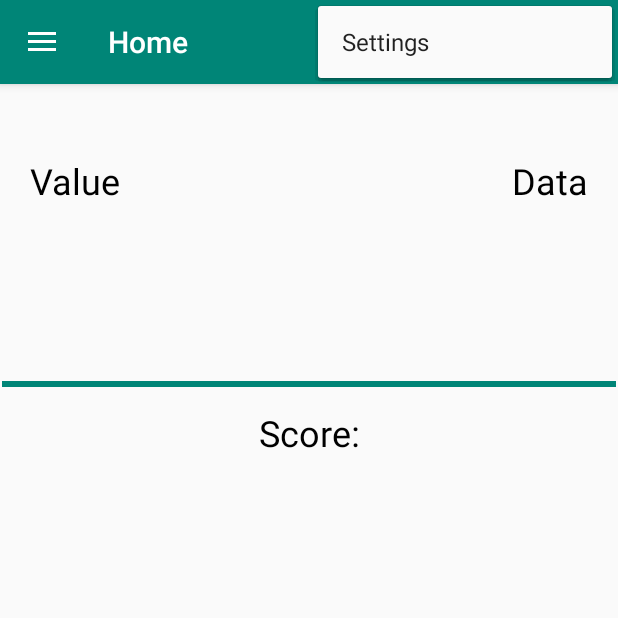
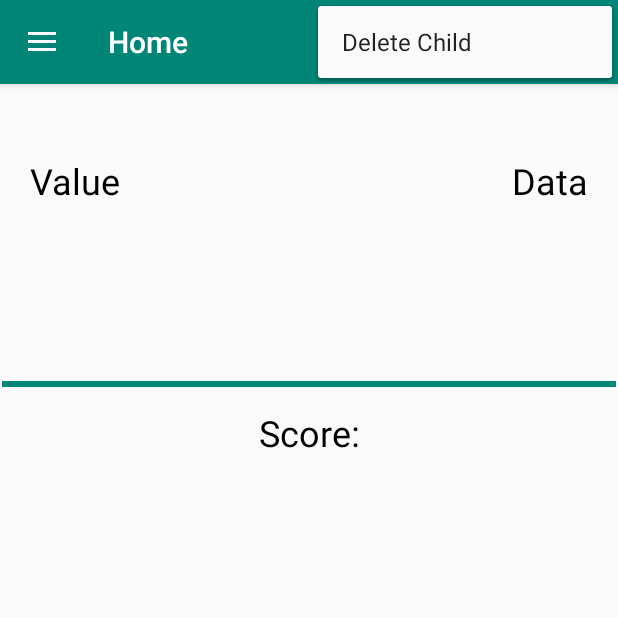
Before and after one commit to ElliotQuigley1/EczemaAppProject, an Android app: the screen it shows after launch (MainActivity), with the options menu open, on a phone screen of 412 x 824 dp, the top half of it. Run offline under Robolectric (Android 15) with nearby library versions, the phone set to English and light mode, and no system bars; our stand-ins replace navigation-ui; libraries missing offline, so code that uses them is left out: com.jjoe64.graphview; plain views replace GraphView; 16 statements that could not run were skipped.

Commit message:
update#namechange

```diff
--- a/app/src/main/AndroidManifest.xml
+++ b/app/src/main/AndroidManifest.xml
@@ -10,7 +10,7 @@
     <application
         android:allowBackup="true"
         android:icon="@mipmap/ic_launcher"
-        android:label="@string/app_name"
+        android:label="Eczema App"
         android:roundIcon="@mipmap/ic_launcher_round"
         android:supportsRtl="true"
         android:theme="@style/AppTheme">
--- a/app/src/main/res/menu/main2.xml
+++ b/app/src/main/res/menu/main2.xml
@@ -1,9 +1,10 @@
 <?xml version="1.0" encoding="utf-8"?>
 <menu xmlns:android="http://schemas.android.com/apk/res/android"
     xmlns:app="http://schemas.android.com/apk/res-auto">
+
     <item
-        android:id="@+id/action_settings"
+        android:id="@+id/action_delete_child"
         android:orderInCategory="100"
-        android:title="@string/action_settings"
+        android:title="Delete Child"
         app:showAsAction="never" />
 </menu>
```
